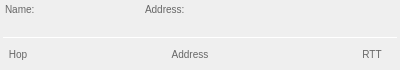
Qt form Tools/traceroutewindow.ui (renatoferreirarenatoferreira/quickmon) before a commit.
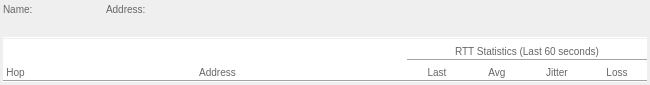
The same form after that commit.

```diff
--- a/Tools/traceroutewindow.ui
+++ b/Tools/traceroutewindow.ui
@@ -6,19 +6,19 @@
    <rect>
     <x>0</x>
     <y>0</y>
-    <width>400</width>
-    <height>70</height>
+    <width>650</width>
+    <height>85</height>
    </rect>
   </property>
   <property name="minimumSize">
    <size>
-    <width>400</width>
+    <width>650</width>
     <height>0</height>
    </size>
   </property>
   <property name="maximumSize">
    <size>
-    <width>400</width>
+    <width>650</width>
     <height>16777215</height>
    </size>
   </property>
@@ -27,7 +27,7 @@
   </property>
   <layout class="QVBoxLayout" name="verticalLayout">
    <property name="spacing">
-    <number>3</number>
+    <number>0</number>
    </property>
    <property name="leftMargin">
     <number>3</number>
@@ -47,21 +47,27 @@
       <number>3</number>
      </property>
      <property name="bottomMargin">
-      <number>0</number>
+      <number>3</number>
      </property>
      <item>
       <layout class="QVBoxLayout" name="verticalLayout_2">
        <item>
         <widget class="QLabel" name="label_2">
          <property name="sizePolicy">
-          <sizepolicy hsizetype="Preferred" vsizetype="Fixed">
+          <sizepolicy hsizetype="Preferred" vsizetype="Preferred">
            <horstretch>0</horstretch>
            <verstretch>0</verstretch>
           </sizepolicy>
          </property>
+         <property name="minimumSize">
+          <size>
+           <width>100</width>
+           <height>0</height>
+          </size>
+         </property>
          <property name="maximumSize">
           <size>
-           <width>135</width>
+           <width>16777215</width>
            <height>16777215</height>
           </size>
          </property>
@@ -85,9 +91,15 @@
            <verstretch>0</verstretch>
           </sizepolicy>
          </property>
+         <property name="minimumSize">
+          <size>
+           <width>100</width>
+           <height>0</height>
+          </size>
+         </property>
          <property name="maximumSize">
           <size>
-           <width>135</width>
+           <width>16777215</width>
            <height>16777215</height>
           </size>
          </property>
@@ -107,20 +119,20 @@
        <item>
         <widget class="QLabel" name="label_4">
          <property name="sizePolicy">
-          <sizepolicy hsizetype="Minimum" vsizetype="Fixed">
+          <sizepolicy hsizetype="Expanding" vsizetype="Preferred">
            <horstretch>0</horstretch>
            <verstretch>0</verstretch>
           </sizepolicy>
          </property>
          <property name="minimumSize">
           <size>
-           <width>250</width>
+           <width>0</width>
            <height>0</height>
           </size>
          </property>
          <property name="maximumSize">
           <size>
-           <width>250</width>
+           <width>16777215</width>
            <height>16777215</height>
           </size>
          </property>
@@ -139,20 +151,20 @@
        <item>
         <widget class="QLabel" name="labelAddress">
          <property name="sizePolicy">
-          <sizepolicy hsizetype="Minimum" vsizetype="Fixed">
+          <sizepolicy hsizetype="Expanding" vsizetype="Preferred">
            <horstretch>0</horstretch>
            <verstretch>0</verstretch>
           </sizepolicy>
          </property>
          <property name="minimumSize">
           <size>
-           <width>250</width>
+           <width>0</width>
            <height>0</height>
           </size>
          </property>
          <property name="maximumSize">
           <size>
-           <width>250</width>
+           <width>16777215</width>
            <height>16777215</height>
           </size>
          </property>
@@ -185,88 +197,292 @@
    <item>
     <layout class="QHBoxLayout" name="horizontalLayout_2">
      <property name="spacing">
-      <number>3</number>
+      <number>0</number>
+     </property>
+     <property name="topMargin">
+      <number>0</number>
      </property>
      <item>
       <widget class="QLabel" name="label_3">
        <property name="sizePolicy">
-        <sizepolicy hsizetype="Fixed" vsizetype="Preferred">
+        <sizepolicy hsizetype="Fixed" vsizetype="Expanding">
          <horstretch>0</horstretch>
          <verstretch>0</verstretch>
         </sizepolicy>
        </property>
        <property name="minimumSize">
         <size>
-         <width>30</width>
+         <width>25</width>
          <height>0</height>
         </size>
        </property>
        <property name="maximumSize">
         <size>
-         <width>30</width>
+         <width>25</width>
          <height>16777215</height>
         </size>
        </property>
        <property name="styleSheet">
         <string notr="true">font: 10px;
-color: rgb(102, 102, 102);</string>
+color: rgb(102, 102, 102);
+background: rgb(255, 255, 255);</string>
        </property>
        <property name="text">
         <string>Hop</string>
        </property>
        <property name="alignment">
-        <set>Qt::AlignCenter</set>
+        <set>Qt::AlignBottom|Qt::AlignHCenter</set>
        </property>
       </widget>
      </item>
      <item>
       <widget class="QLabel" name="label_5">
+       <property name="sizePolicy">
+        <sizepolicy hsizetype="Expanding" vsizetype="Expanding">
+         <horstretch>0</horstretch>
+         <verstretch>0</verstretch>
+        </sizepolicy>
+       </property>
+       <property name="minimumSize">
+        <size>
+         <width>0</width>
+         <height>0</height>
+        </size>
+       </property>
        <property name="styleSheet">
         <string notr="true">font: 10px;
-color: rgb(102, 102, 102);</string>
+color: rgb(102, 102, 102);
+background: rgb(255, 255, 255);</string>
        </property>
        <property name="text">
         <string>Address</string>
        </property>
        <property name="alignment">
-        <set>Qt::AlignCenter</set>
+        <set>Qt::AlignBottom|Qt::AlignHCenter</set>
        </property>
       </widget>
      </item>
      <item>
-      <widget class="QLabel" name="label">
-       <property name="sizePolicy">
-        <sizepolicy hsizetype="Fixed" vsizetype="Preferred">
-         <horstretch>0</horstretch>
-         <verstretch>0</verstretch>
-        </sizepolicy>
+      <layout class="QVBoxLayout" name="verticalLayout_4">
+       <property name="spacing">
+        <number>0</number>
        </property>
-       <property name="minimumSize">
-        <size>
-         <width>50</width>
-         <height>0</height>
-        </size>
+       <property name="leftMargin">
+        <number>0</number>
        </property>
-       <property name="maximumSize">
-        <size>
-         <width>50</width>
-         <height>16777215</height>
-        </size>
+       <property name="topMargin">
+        <number>0</number>
        </property>
-       <property name="styleSheet">
-        <string notr="true">font: 10px;
-color: rgb(102, 102, 102);</string>
+       <property name="rightMargin">
+        <number>0</number>
        </property>
-       <property name="text">
-        <string>RTT</string>
+       <property name="bottomMargin">
+        <number>0</number>
        </property>
-       <property name="alignment">
-        <set>Qt::AlignCenter</set>
-       </property>
-      </widget>
+       <item>
+        <widget class="QLabel" name="label_8">
+         <property name="sizePolicy">
+          <sizepolicy hsizetype="Preferred" vsizetype="Preferred">
+           <horstretch>0</horstretch>
+           <verstretch>0</verstretch>
+          </sizepolicy>
+         </property>
+         <property name="minimumSize">
+          <size>
+           <width>0</width>
+           <height>0</height>
+          </size>
+         </property>
+         <property name="maximumSize">
+          <size>
+           <width>16777215</width>
+           <height>16777215</height>
+          </size>
+         </property>
+         <property name="styleSheet">
+          <string notr="true">font: 10px;
+color: rgb(102, 102, 102);
+background: rgb(255, 255, 255);</string>
+         </property>
+         <property name="text">
+          <string>RTT Statistics (Last 60 seconds)</string>
+         </property>
+         <property name="alignment">
+          <set>Qt::AlignBottom|Qt::AlignHCenter</set>
+         </property>
+        </widget>
+       </item>
+       <item>
+        <widget class="Line" name="line_3">
+         <property name="styleSheet">
+          <string notr="true">color: rgb(164, 164, 164);
+background-color: rgb(255, 255, 255);</string>
+         </property>
+         <property name="frameShadow">
+          <enum>QFrame::Plain</enum>
+         </property>
+         <property name="orientation">
+          <enum>Qt::Horizontal</enum>
+         </property>
+        </widget>
+       </item>
+       <item>
+        <layout class="QHBoxLayout" name="horizontalLayout_4">
+         <property name="spacing">
+          <number>0</number>
+         </property>
+         <item>
+          <widget class="QLabel" name="label_9">
+           <property name="sizePolicy">
+            <sizepolicy hsizetype="Fixed" vsizetype="Preferred">
+             <horstretch>0</horstretch>
+             <verstretch>0</verstretch>
+            </sizepolicy>
+           </property>
+           <property name="minimumSize">
+            <size>
+             <width>60</width>
+             <height>0</height>
+            </size>
+           </property>
+           <property name="maximumSize">
+            <size>
+             <width>60</width>
+             <height>16777215</height>
+            </size>
+           </property>
+           <property name="styleSheet">
+            <string notr="true">font: 10px;
+color: rgb(102, 102, 102);
+background: rgb(255, 255, 255);</string>
+           </property>
+           <property name="text">
+            <string>Last</string>
+           </property>
+           <property name="alignment">
+            <set>Qt::AlignBottom|Qt::AlignHCenter</set>
+           </property>
+          </widget>
+         </item>
+         <item>
+          <widget class="QLabel" name="label">
+           <property name="sizePolicy">
+            <sizepolicy hsizetype="Fixed" vsizetype="Preferred">
+             <horstretch>0</horstretch>
+             <verstretch>0</verstretch>
+            </sizepolicy>
+           </property>
+           <property name="minimumSize">
+            <size>
+             <width>60</width>
+             <height>0</height>
+            </size>
+           </property>
+           <property name="maximumSize">
+            <size>
+             <width>60</width>
+             <height>16777215</height>
+            </size>
+           </property>
+           <property name="styleSheet">
+            <string notr="true">font: 10px;
+color: rgb(102, 102, 102);
+background: rgb(255, 255, 255);</string>
+           </property>
+           <property name="text">
+            <string>Avg</string>
+           </property>
+           <property name="alignment">
+            <set>Qt::AlignBottom|Qt::AlignHCenter</set>
+           </property>
+          </widget>
+         </item>
+         <item>
+          <widget class="QLabel" name="label_6">
+           <property name="sizePolicy">
+            <sizepolicy hsizetype="Fixed" vsizetype="Preferred">
+             <horstretch>0</horstretch>
+             <verstretch>0</verstretch>
+            </sizepolicy>
+           </property>
+           <property name="minimumSize">
+            <size>
+             <width>60</width>
+             <height>0</height>
+            </size>
+           </property>
+           <property name="maximumSize">
+            <size>
+             <width>60</width>
+             <height>16777215</height>
+            </size>
+           </property>
+           <property name="styleSheet">
+            <string notr="true">font: 10px;
+color: rgb(102, 102, 102);
+background: rgb(255, 255, 255);</string>
+           </property>
+           <property name="text">
+            <string>Jitter</string>
+           </property>
+           <property name="alignment">
+            <set>Qt::AlignBottom|Qt::AlignHCenter</set>
+           </property>
+          </widget>
+         </item>
+         <item>
+          <widget class="QLabel" name="label_7">
+           <property name="sizePolicy">
+            <sizepolicy hsizetype="Fixed" vsizetype="Preferred">
+             <horstretch>0</horstretch>
+             <verstretch>0</verstretch>
+            </sizepolicy>
+           </property>
+           <property name="minimumSize">
+            <size>
+             <width>60</width>
+             <height>0</height>
+            </size>
+           </property>
+           <property name="maximumSize">
+            <size>
+             <width>60</width>
+             <height>16777215</height>
+            </size>
+           </property>
+           <property name="styleSheet">
+            <string notr="true">font: 10px;
+color: rgb(102, 102, 102);
+background: rgb(255, 255, 255);</string>
+           </property>
+           <property name="text">
+            <string>Loss</string>
+           </property>
+           <property name="alignment">
+            <set>Qt::AlignBottom|Qt::AlignHCenter</set>
+           </property>
+          </widget>
+         </item>
+        </layout>
+       </item>
+      </layout>
      </item>
     </layout>
    </item>
+   <item>
+    <widget class="Line" name="line_2">
+     <property name="styleSheet">
+      <string notr="true">color: rgb(164, 164, 164);
+background-color: rgb(255, 255, 255);</string>
+     </property>
+     <property name="frameShadow">
+      <enum>QFrame::Plain</enum>
+     </property>
+     <property name="orientation">
+      <enum>Qt::Horizontal</enum>
+     </property>
+    </widget>
+   </item>
    <item>
     <layout class="QVBoxLayout" name="layoutTracerouteItems">
      <property name="spacing">
```
Left out of the diff: 2 changed lines with no effect on the pictures.
